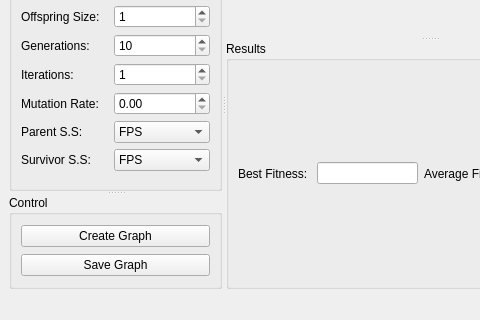
Before: the Qt Designer form EA_UI.ui in m-usaid/CS451-FinalProject, drawn with Qt 5; both pictures show x 0 to 480 and y 90 to 410 of the 642 by 410 pixel window.
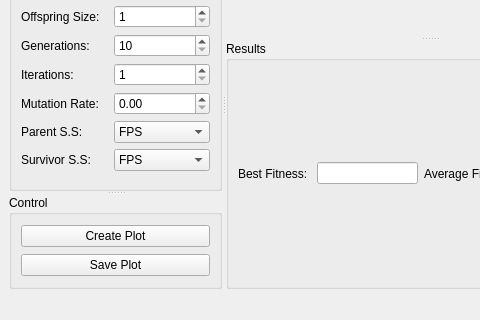
After: the same form once the commit is applied.

Commit message: changed names of buttons

Diff of the .ui file:
```diff
--- a/EA_UI.ui
+++ b/EA_UI.ui
@@ -233,14 +233,14 @@
          <item>
           <widget class="QPushButton" name="create_button">
            <property name="text">
-            <string>Create Graph</string>
+            <string>Create Plot</string>
            </property>
           </widget>
          </item>
          <item>
           <widget class="QPushButton" name="save_button">
            <property name="text">
-            <string>Save Graph</string>
+            <string>Save Plot</string>
            </property>
           </widget>
          </item>
```
The commit also changes 4 other files.
